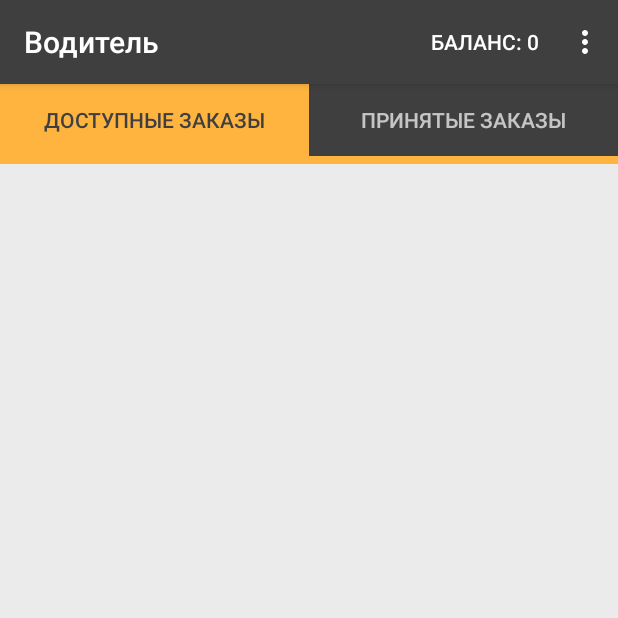
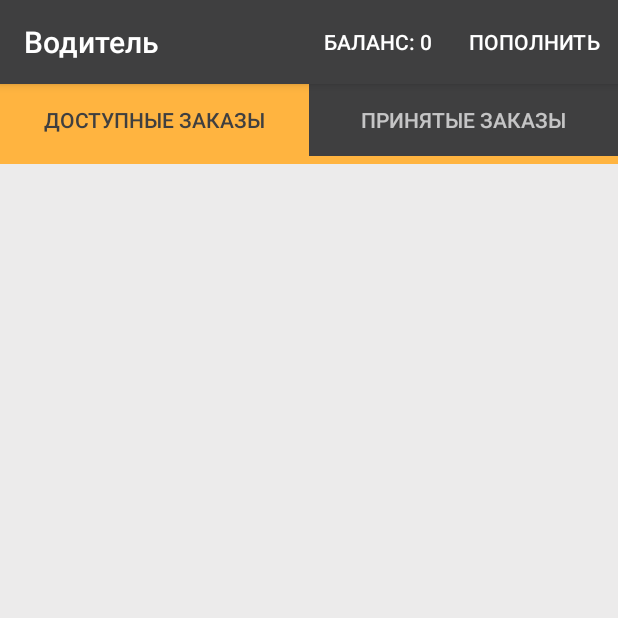
Before and after one commit to Slavcheg2107/TaxiDriverApp, an Android app: the OrdersActivity screen opened directly, with no data from a screen before it, after a tap on an icon or button, on a phone screen of 412 x 824 dp, the top half of it. Run offline under Robolectric (Android 15) with nearby library versions, the phone set to English and light mode, and no system bars; our stand-ins replace ButterKnife, EventBus.

```diff
--- a/app/src/main/java/jdroidcoder/ua/taxi_bishkek/activity/OrdersActivity.java
+++ b/app/src/main/java/jdroidcoder/ua/taxi_bishkek/activity/OrdersActivity.java
@@ -128,7 +128,7 @@ public class OrdersActivity extends AppCompatActivity {
 //            selectCheck();
 //        } else
 
-        if (item.getItemId() == R.id.rules) {
+//        if (item.getItemId() == R.id.rules) {
 //            final View view = LayoutInflater.from(this).inflate(R.layout.rules_alert, null);
 //            final AlertDialog alertDialog = new AlertDialog.Builder(this)
 //                    .setView(view).create();
@@ -142,8 +142,9 @@ public class OrdersActivity extends AppCompatActivity {
 //            });
 //
 //            alertDialog.show();
-            startActivity(new Intent(this, PayActivity.class).putExtra("isRusels",true));
-        } else if (item.getItemId() == R.id.replenishBalance) {
+//            startActivity(new Intent(this, PayActivity.class).putExtra("isRusels",true));
+//        } else
+            if (item.getItemId() == R.id.replenishBalance) {
 //            final View view = LayoutInflater.from(this).inflate(R.layout.replenish_balance_alert, null);
 //            final AlertDialog alertDialog = new AlertDialog.Builder(this)
 //                    .setView(view).create();
--- a/app/src/main/res/menu/menu.xml
+++ b/app/src/main/res/menu/menu.xml
@@ -14,13 +14,14 @@
     <!--<item-->
         <!--android:id="@+id/onlinePay"-->
         <!--android:title="@string/online_pay" />-->
-    <item
-        android:id="@+id/rules"
-        android:title="ТАРИФЫ" />
+    <!--<item-->
+        <!--android:id="@+id/rules"-->
+        <!--android:title="ТАРИФЫ" />-->
 
     <item
         android:id="@+id/replenishBalance"
-        android:title="@string/how_replenish_balance" />
+        android:title="@string/how_replenish_balance"
+        app:showAsAction="always"/>
     <!--<item-->
         <!--android:id="@+id/uploadCheck"-->
         <!--android:title="@string/uploadCheck" />-->
```
